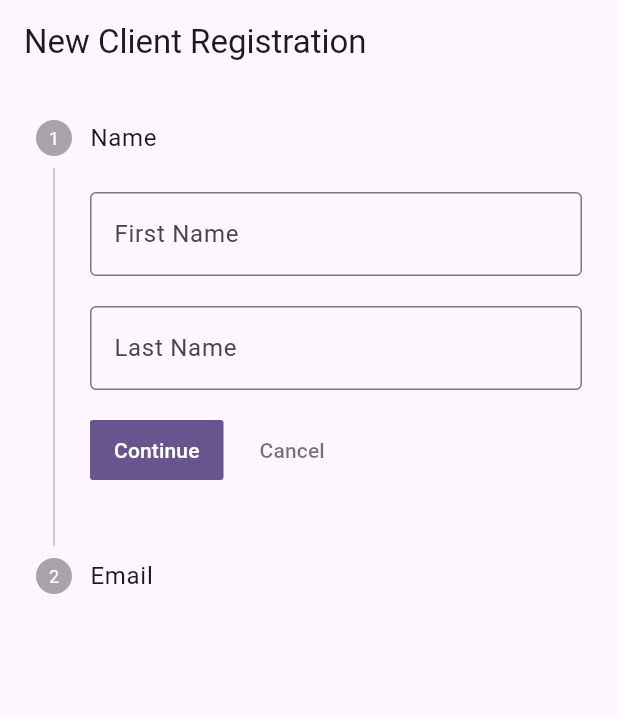
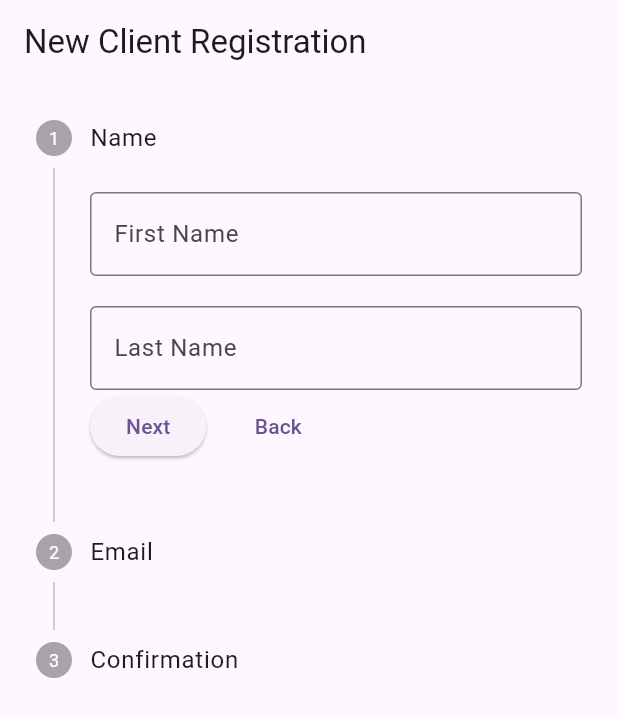
Before and after one commit to trixky/lvmh_academy, a Flutter app: the screen it shows after launch, on a phone screen of 412 x 824 dp. Shown: the top 717 px of the screen. Run offline on Flutter 3.47's test engine with Material 3 defaults, Android fonts, the light colour scheme and no system bars.

Commit message:
added last step, need to improve alertdialog design

```diff
--- a/mobile/lib/multistep_form.dart
+++ b/mobile/lib/multistep_form.dart
@@ -38,6 +38,11 @@ class _MultiStateFormState extends State<MultiStepForm> {
                 _currentStep--;
               });
             }
+          },
+          controlsBuilder: (context, details) {
+            return _currentStep == getSteps().length - 1
+                ? _buildLastStepControls(details)
+                : _buildDefaultControls(details);
           },
           steps: getSteps()),
     );
@@ -80,6 +85,19 @@ class _MultiStateFormState extends State<MultiStepForm> {
           keyboardType: TextInputType.emailAddress,
         ),
       ),
+      Step(
+        title: const Text('Confirmation'),
+        content: Column(
+          mainAxisAlignment: MainAxisAlignment.center,
+          children: [
+            Text(
+              'Click on the confirm button to generate a QRCode',
+              textAlign: TextAlign.center,
+              style: TextStyle(fontSize: 18.0),
+            ),
+          ],
+        ),
+      ),
     ];
   }
 
@@ -88,5 +106,70 @@ class _MultiStateFormState extends State<MultiStepForm> {
     print('First Name: ${_firstNameController.text}');
     print('Last Name: ${_lastNameController.text}');
     print('Email: ${_emailController.text}');
+
+    showDialog(
+      context: context,
+      builder: (BuildContext context) {
+        return AlertDialog(
+          title: const Text('QRCode Generated'),
+          content: const Column(
+            children: [
+              Text('QRCode will be displayed here'),
+            ],
+          ),
+          actions: [
+            TextButton(
+              onPressed: () {
+                Navigator.pop(context); // Close the dialog
+              },
+              child: Text('OK'),
+            ),
+          ],
+        );
+      },
+    );
   }
 }
+
+Widget _buildDefaultControls(details) {
+  return Row(
+    children: [
+      ElevatedButton(
+        onPressed: details.onStepContinue,
+        child: Text('Next'),
+      ),
+      SizedBox(width: 16.0),
+      TextButton(
+        onPressed: details.onStepCancel,
+        child: Text('Back'),
+      ),
+    ],
+  );
+}
+
+Widget _buildLastStepControls(details) {
+  return Padding(
+    padding: const EdgeInsets.all(20.0),
+    child: Column(
+      children: [
+        Container(
+          alignment: Alignment.center,
+          child: ElevatedButton(
+            onPressed: details.onStepContinue,
+            style: ElevatedButton.styleFrom(
+              padding: EdgeInsets.symmetric(horizontal: 40.0, vertical: 20.0),
+            ),
+            child: Text('Confirm', style: TextStyle(fontSize: 16.0)),
+          ),
+        ),
+        Container(
+          alignment: Alignment.center,
+          child: TextButton(
+            onPressed: details.onStepCancel,
+            child: Text('Back'),
+          ),
+        ),
+      ],
+    ),
+  );
+}
```
